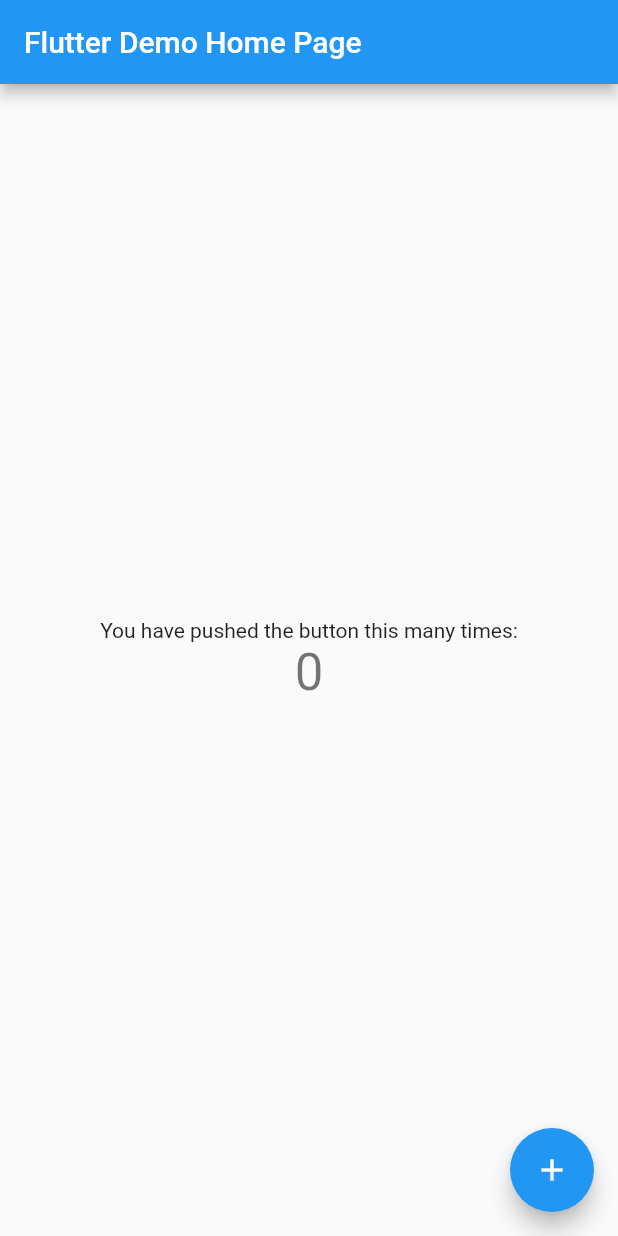
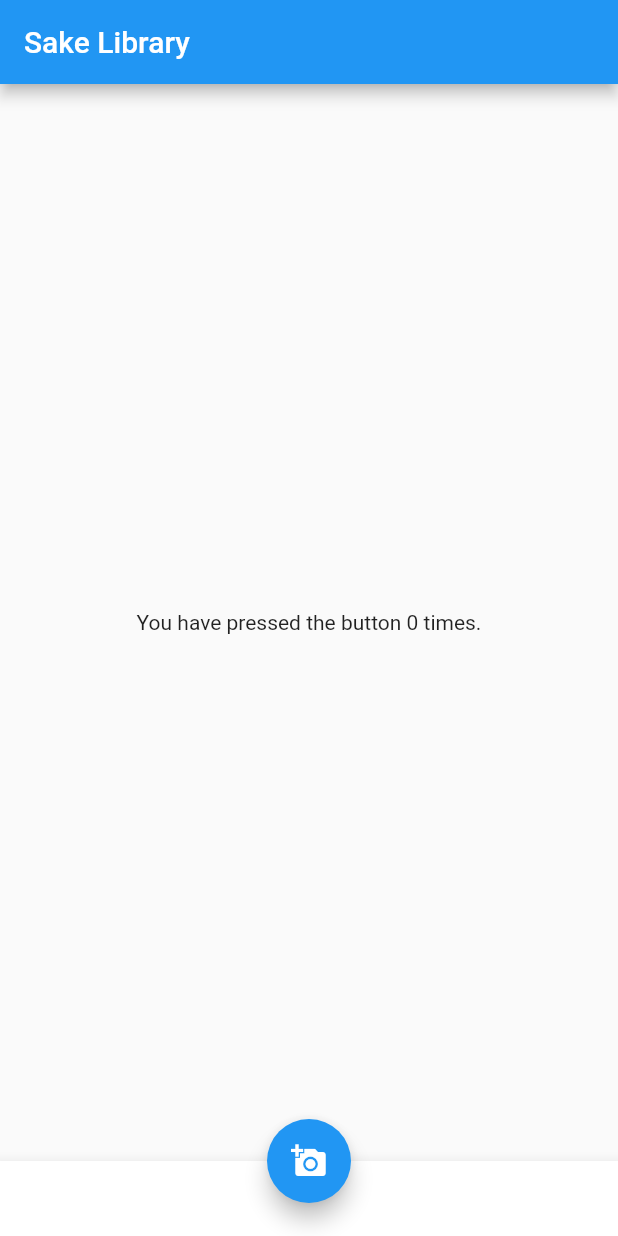
Before and after one commit to SakeLib/sakelib-app, a Flutter app: the screen it shows after launch, on a phone screen of 412 x 824 dp. Run offline on Flutter 3.47's test engine with Material 2 defaults, Android fonts, the phone set to English and light mode, and no system bars.

Commit message:
added button

```diff
--- a/lib/main.dart
+++ b/lib/main.dart
@@ -1,111 +1,60 @@
+// Flutter code sample for material.Scaffold.1
+
+// This example shows a [Scaffold] with an [AppBar], a [BottomAppBar] and a
+// [FloatingActionButton]. The [body] is a [Text] placed in a [Center] in order
+// to center the text within the [Scaffold] and the [FloatingActionButton] is
+// centered and docked within the [BottomAppBar] using
+// [FloatingActionButtonLocation.centerDocked]. The [FloatingActionButton] is
+// connected to a callback that increments a counter.
+
 import 'package:flutter/material.dart';
 
 void main() => runApp(MyApp());
 
+/// This Widget is the main application widget.
 class MyApp extends StatelessWidget {
-  // This widget is the root of your application.
+  static const String _title = 'Flutter Code Sample';
+
   @override
   Widget build(BuildContext context) {
     return MaterialApp(
-      title: 'Flutter Demo',
-      theme: ThemeData(
-        // This is the theme of your application.
-        //
-        // Try running your application with "flutter run". You'll see the
-        // application has a blue toolbar. Then, without quitting the app, try
-        // changing the primarySwatch below to Colors.green and then invoke
-        // "hot reload" (press "r" in the console where you ran "flutter run",
-        // or simply save your changes to "hot reload" in a Flutter IDE).
-        // Notice that the counter didn't reset back to zero; the application
-        // is not restarted.
-        primarySwatch: Colors.blue,
-      ),
-      home: MyHomePage(title: 'Flutter Demo Home Page'),
+      title: _title,
+      home: MyStatefulWidget(),
     );
   }
 }
 
-class MyHomePage extends StatefulWidget {
-  MyHomePage({Key key, this.title}) : super(key: key);
-
-  // This widget is the home page of your application. It is stateful, meaning
-  // that it has a State object (defined below) that contains fields that affect
-  // how it looks.
-
-  // This class is the configuration for the state. It holds the values (in this
-  // case the title) provided by the parent (in this case the App widget) and
-  // used by the build method of the State. Fields in a Widget subclass are
-  // always marked "final".
-
-  final String title;
+class MyStatefulWidget extends StatefulWidget {
+  MyStatefulWidget({Key key}) : super(key: key);
 
   @override
-  _MyHomePageState createState() => _MyHomePageState();
+  _MyStatefulWidgetState createState() => _MyStatefulWidgetState();
 }
 
-class _MyHomePageState extends State<MyHomePage> {
-  int _counter = 0;
+class _MyStatefulWidgetState extends State<MyStatefulWidget> {
+  int _count = 0;
 
-  void _incrementCounter() {
-    setState(() {
-      // This call to setState tells the Flutter framework that something has
-      // changed in this State, which causes it to rerun the build method below
-      // so that the display can reflect the updated values. If we changed
-      // _counter without calling setState(), then the build method would not be
-      // called again, and so nothing would appear to happen.
-      _counter++;
-    });
-  }
-
-  @override
   Widget build(BuildContext context) {
-    // This method is rerun every time setState is called, for instance as done
-    // by the _incrementCounter method above.
-    //
-    // The Flutter framework has been optimized to make rerunning build methods
-    // fast, so that you can just rebuild anything that needs updating rather
-    // than having to individually change instances of widgets.
     return Scaffold(
       appBar: AppBar(
-        // Here we take the value from the MyHomePage object that was created by
-        // the App.build method, and use it to set our appbar title.
-        title: Text(widget.title),
+        title: Text('Sake Library'),
       ),
       body: Center(
-        // Center is a layout widget. It takes a single child and positions it
-        // in the middle of the parent.
-        child: Column(
-          // Column is also layout widget. It takes a list of children and
-          // arranges them vertically. By default, it sizes itself to fit its
-          // children horizontally, and tries to be as tall as its parent.
-          //
-          // Invoke "debug painting" (press "p" in the console, choose the
-          // "Toggle Debug Paint" action from the Flutter Inspector in Android
-          // Studio, or the "Toggle Debug Paint" command in Visual Studio Code)
-          // to see the wireframe for each widget.
-          //
-          // Column has various properties to control how it sizes itself and
-          // how it positions its children. Here we use mainAxisAlignment to
-          // center the children vertically; the main axis here is the vertical
-          // axis because Columns are vertical (the cross axis would be
-          // horizontal).
-          mainAxisAlignment: MainAxisAlignment.center,
-          children: <Widget>[
-            Text(
-              'You have pushed the button this many times:',
-            ),
-            Text(
-              '$_counter',
-              style: Theme.of(context).textTheme.display1,
-            ),
-          ],
+        child: Text('You have pressed the button $_count times.'),
+      ),
+      bottomNavigationBar: BottomAppBar(
+        child: Container(
+          height: 50.0,
         ),
       ),
       floatingActionButton: FloatingActionButton(
-        onPressed: _incrementCounter,
-        tooltip: 'Increment',
-        child: Icon(Icons.add),
-      ), // This trailing comma makes auto-formatting nicer for build methods.
+        onPressed: () => setState(() {
+              _count++;
+            }),
+        tooltip: 'Increment Counter',
+        child: Icon(Icons.add_a_photo),
+      ),
+      floatingActionButtonLocation: FloatingActionButtonLocation.centerDocked,
     );
   }
 }
--- a/pubspec.yaml
+++ b/pubspec.yaml
@@ -23,6 +23,7 @@ dependencies:
   # The following adds the Cupertino Icons font to your application.
   # Use with the CupertinoIcons class for iOS style icons.
   cupertino_icons: ^0.1.2
+  english_words: ^3.1.0
 
 dev_dependencies:
   flutter_test:
```
Also changed, not shown: pubspec.lock (added), 7 other files.
